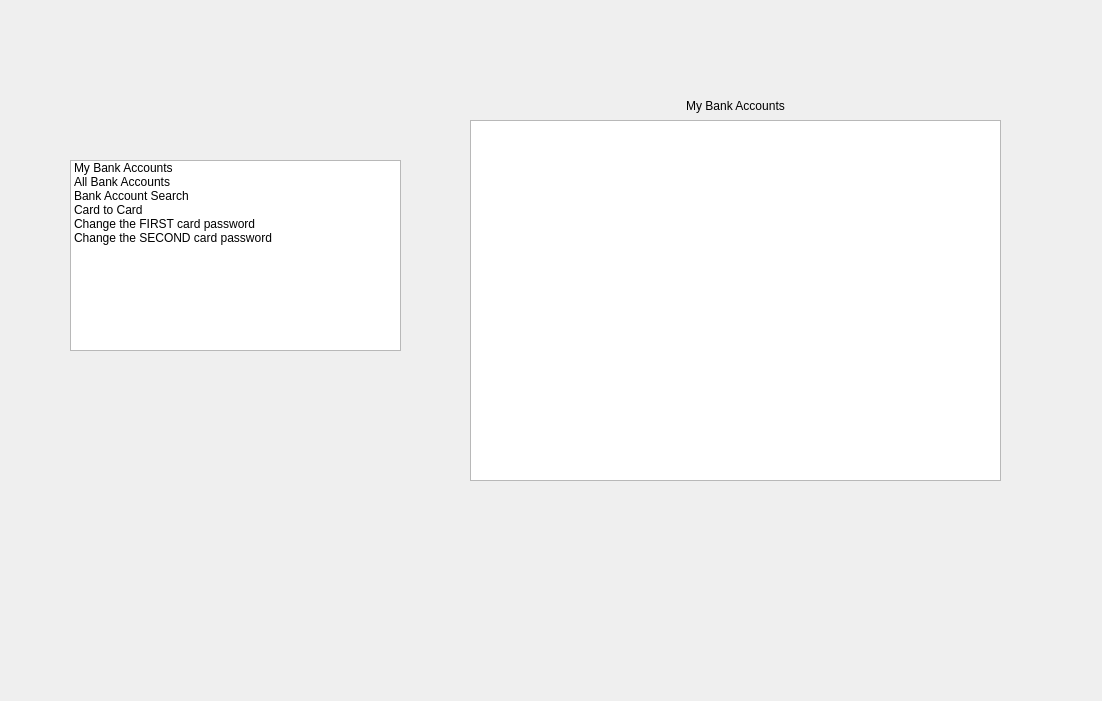
Old version of the form UIAP_Final/costumerpanel.ui in the repository a-HA7-z/UIAP_Final.
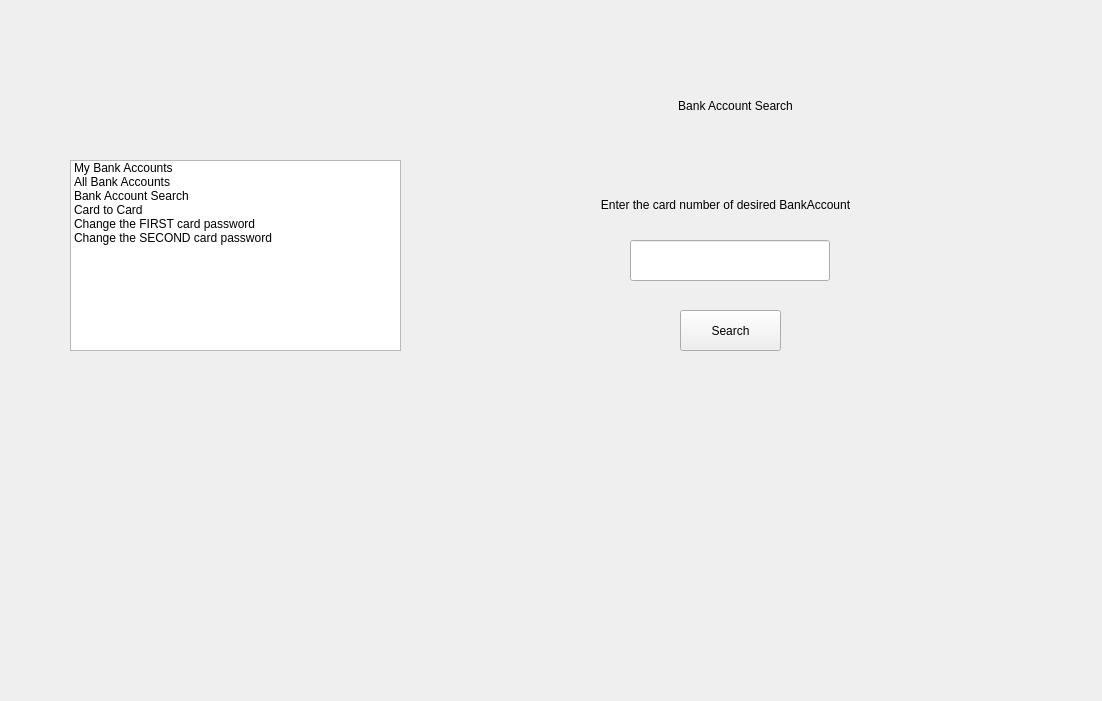
New version of the form. The open tabs and pages were chosen to show the change.

Commit message: Bank Account Search

Diff of the .ui file:
```diff
--- a/UIAP_Final/costumerpanel.ui
+++ b/UIAP_Final/costumerpanel.ui
@@ -93,7 +93,85 @@
      </property>
     </widget>
    </widget>
-   <widget class="QWidget" name="page_3"/>
+   <widget class="QWidget" name="AccountSearch">
+    <widget class="QLineEdit" name="cardNumberEdit">
+     <property name="geometry">
+      <rect>
+       <x>160</x>
+       <y>160</y>
+       <width>200</width>
+       <height>41</height>
+      </rect>
+     </property>
+    </widget>
+    <widget class="QLabel" name="label_3">
+     <property name="geometry">
+      <rect>
+       <x>0</x>
+       <y>0</y>
+       <width>531</width>
+       <height>51</height>
+      </rect>
+     </property>
+     <property name="text">
+      <string>Bank Account Search</string>
+     </property>
+     <property name="alignment">
+      <set>Qt::AlignmentFlag::AlignCenter</set>
+     </property>
+    </widget>
+    <widget class="QLabel" name="label_4">
+     <property name="geometry">
+      <rect>
+       <x>90</x>
+       <y>110</y>
+       <width>331</width>
+       <height>30</height>
+      </rect>
+     </property>
+     <property name="text">
+      <string>Enter the card number of desired BankAccount</string>
+     </property>
+     <property name="alignment">
+      <set>Qt::AlignmentFlag::AlignCenter</set>
+     </property>
+    </widget>
+    <widget class="QLabel" name="infoLabel">
+     <property name="geometry">
+      <rect>
+       <x>60</x>
+       <y>300</y>
+       <width>400</width>
+       <height>181</height>
+      </rect>
+     </property>
+     <property name="styleSheet">
+      <string notr="true">font: 12pt &quot;Segoe UI&quot;;</string>
+     </property>
+     <property name="text">
+      <string/>
+     </property>
+     <property name="alignment">
+      <set>Qt::AlignmentFlag::AlignCenter</set>
+     </property>
+     <property name="wordWrap">
+      <bool>true</bool>
+     </property>
+    </widget>
+    <widget class="QPushButton" name="searchButton">
+     <property name="geometry">
+      <rect>
+       <x>210</x>
+       <y>230</y>
+       <width>101</width>
+       <height>41</height>
+      </rect>
+     </property>
+     <property name="text">
+      <string>Search</string>
+     </property>
+    </widget>
+   </widget>
    <widget class="QWidget" name="page_4"/>
    <widget class="QWidget" name="page_5"/>
    <widget class="QWidget" name="page_6"/>
```
The commit also changes 2 other files.
